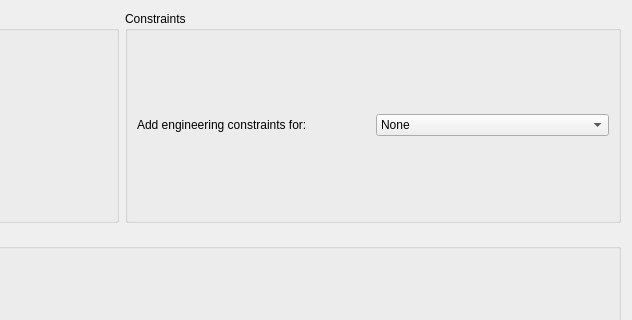
The window that hexrdgui/resources/ui/calibration_dialog.ui (HEXRD/hexrdgui) describes before a commit, drawn with Qt 5; both pictures show x 388 to 1020 and y 0 to 320 of the 1020 by 940 pixel window.
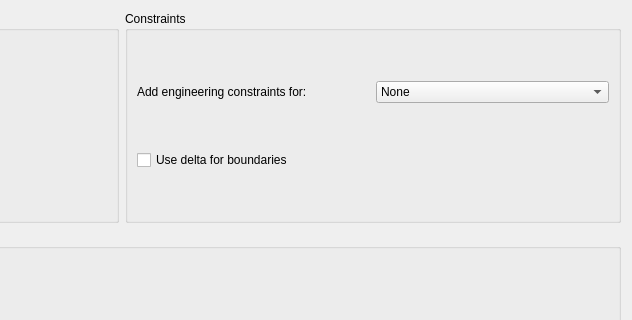
The same window after the commit. Icons and pictures are not drawn. Custom widgets are drawn as their Qt base class.

Commit message:
Add option to set lmfit boundaries as a delta
lmfit does not allow a delta to be used, but instead a min/max must
be specified. We can, however, allow a delta to be used in the GUI,
and then set the min/max on the lmfit parameters based upon this delta.
That is what is being done in this PR.

Using delta for boundaries is more intuitive for some workflows.

Diff of the .ui file:
```diff
--- a/hexrdgui/resources/ui/calibration_dialog.ui
+++ b/hexrdgui/resources/ui/calibration_dialog.ui
@@ -47,6 +47,13 @@
         </property>
        </widget>
       </item>
+      <item row="1" column="0">
+       <widget class="QCheckBox" name="delta_boundaries">
+        <property name="text">
+         <string>Use delta for boundaries</string>
+        </property>
+       </widget>
+      </item>
      </layout>
     </widget>
    </item>
```
Left out of the diff: 2 changed lines with no effect on the pictures. The commit also changes 2 other files.
